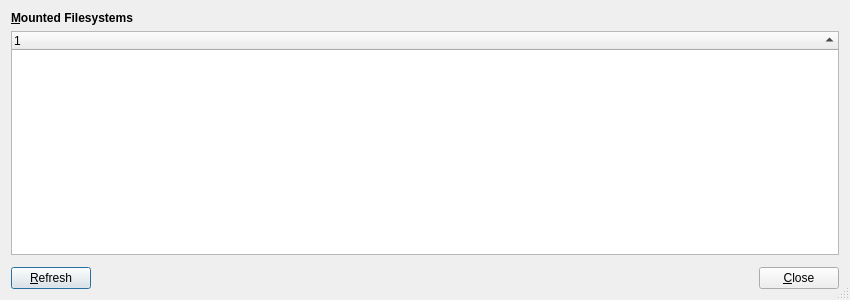
The window that src/filesystems-window.ui (shundhammer/qdirstat) describes before a commit, drawn with Qt 5.
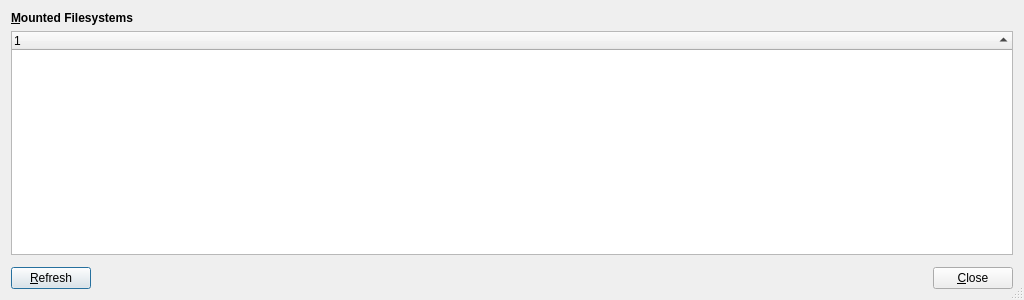
The same window after the commit. Custom widgets are drawn as their Qt base class.

```diff
--- a/src/filesystems-window.ui
+++ b/src/filesystems-window.ui
@@ -6,7 +6,7 @@
    <rect>
     <x>0</x>
     <y>0</y>
-    <width>850</width>
+    <width>1024</width>
     <height>300</height>
    </rect>
   </property>
@@ -38,6 +38,12 @@
    </item>
    <item>
     <widget class="QTreeWidget" name="fsTree">
+     <property name="indentation">
+      <number>5</number>
+     </property>
+     <property name="rootIsDecorated">
+      <bool>true</bool>
+     </property>
      <property name="sortingEnabled">
       <bool>true</bool>
      </property>
```
